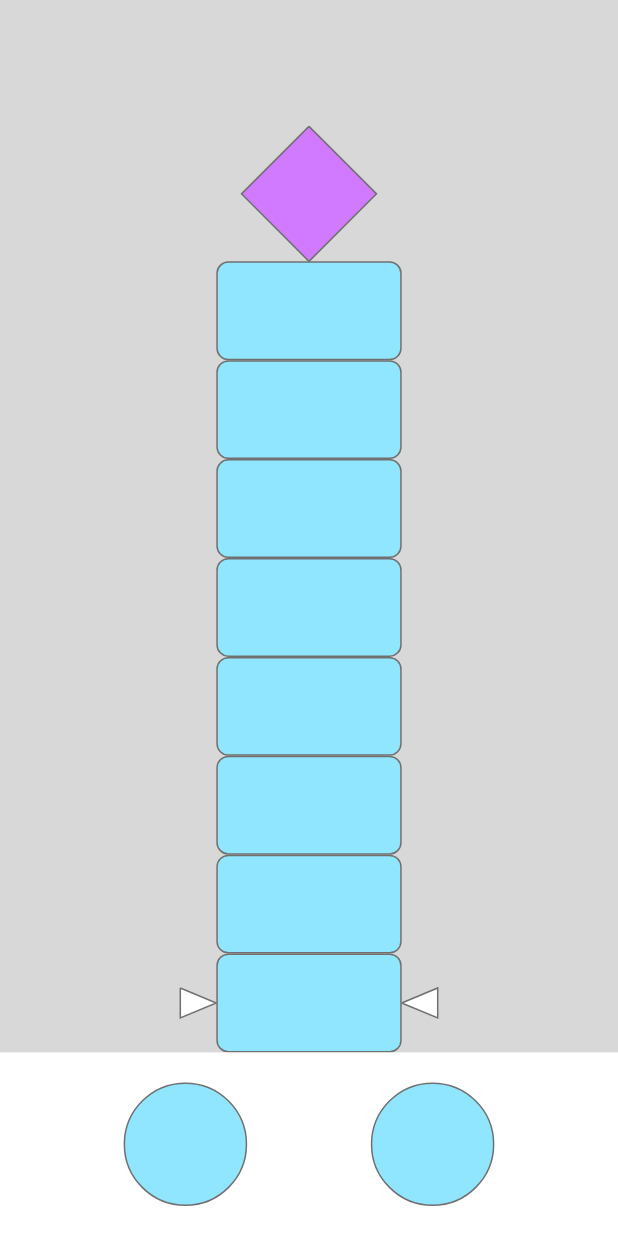
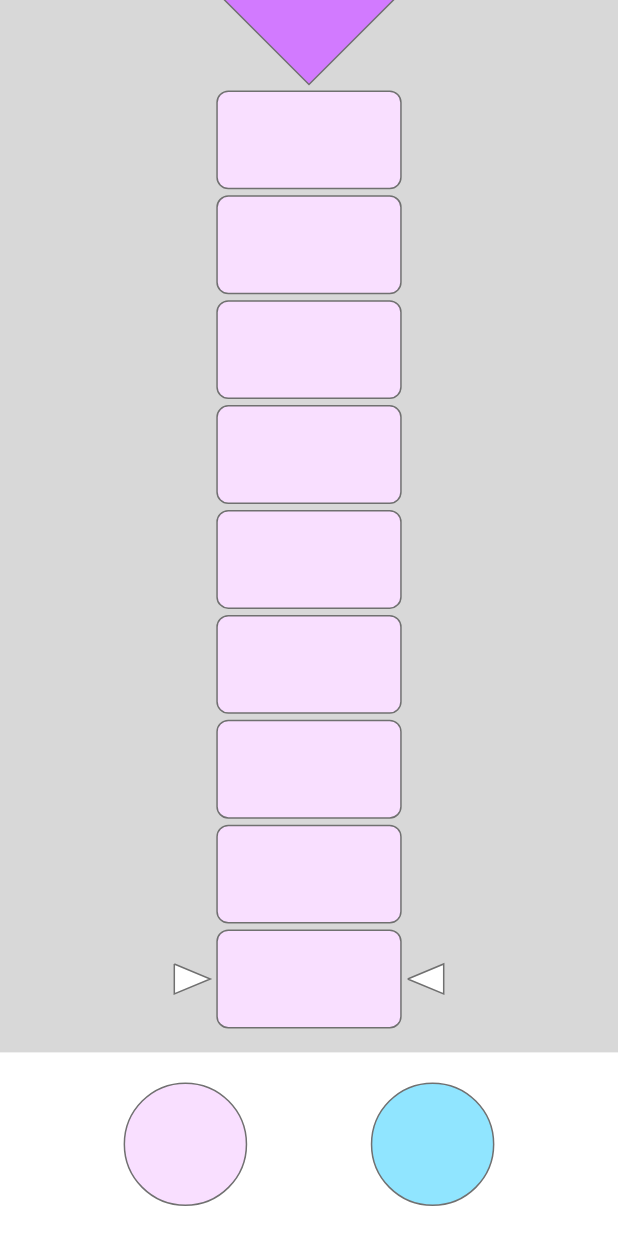
Before and after one commit to iEmDevX/tower-block-test, a Flutter app: the screen it shows after launch, on a phone screen of 412 x 824 dp. Run offline on Flutter 3.47's test engine with Material 2 defaults, Android fonts, the phone set to English and light mode, and no system bars; our stand-ins replace auto_size_text; missing offline and left inert: dart:ffi.

Commit message:
- add drop block - dialog

```diff
--- /dev/null
+++ b/lib/const/img_path_const.dart
@@ -0,0 +1,3 @@
+class ImgPathConst {
+  static const String dialogBG = "assets/images/monstr.png";
+}
--- a/lib/main.dart
+++ b/lib/main.dart
@@ -1,12 +1,10 @@
 import 'package:flutter/material.dart';
-import 'package:tower_block_test/color_constant.dart';
-import 'package:tower_block_test/shape/custom_paint/daimond_shape_cp.dart';
-import 'package:tower_block_test/shape/custom_paint/triangle_shape_cp.dart';
+import 'package:provider/provider.dart';
+import 'package:tower_block_test/const/color_constant.dart';
 import 'package:tower_block_test/shape/widget/circle_shape_wg.dart';
-import 'package:tower_block_test/shape/widget/daimond_shape_wg.dart';
-import 'package:tower_block_test/shape/widget/square_shape_wg.dart';
-import 'package:tower_block_test/shape/widget/triangle_shape_wg.dart';
-import 'package:tower_block_test/widget/Common/orientation_layout.dart';
+import 'package:tower_block_test/state_manage/block_pvd.dart';
+import 'package:tower_block_test/state_manage/size_block_pvd.dart';
+import 'package:tower_block_test/widget/project/arrow_selected_wg.dart';
 import 'package:tower_block_test/widget/project/select_block_wg.dart';
 
 void main() {
@@ -23,7 +21,16 @@
       theme: ThemeData(
         primarySwatch: Colors.blue,
       ),
-      home: const MainUI(),
+      home: MultiProvider(
+        providers: [
+          ChangeNotifierProvider(
+            create: (_) => BlockPVD()..init(),
+            lazy: false,
+          ),
+          ChangeNotifierProvider(create: (_) => SizeBlockPVD()),
+        ],
+        child: const MainUI(),
+      ),
     );
   }
 }
@@ -33,39 +40,28 @@
 
   @override
   Widget build(BuildContext context) {
+    var child = context.watch<BlockPVD>().child;
+    var colors = context.read<BlockPVD>().colors;
+
     return Scaffold(
       backgroundColor: ColorConstatnt.grayBG,
       body: SelectBlockWG(
-        child: Expanded(
-          child: SingleChildScrollView(
-            reverse: true,
-            child: Column(
-              mainAxisAlignment: MainAxisAlignment.end,
-              children: [
-                const DaimondShapeWG(),
-                const SquareShapeWG(),
-                const SquareShapeWG(),
-                const SquareShapeWG(),
-                const SquareShapeWG(),
-                const SquareShapeWG(),
-                const SquareShapeWG(),
-                const SquareShapeWG(),
-                Row(
-                  mainAxisAlignment: MainAxisAlignment.center,
-                  children: const [
-                    TrianglrShapeWG(),
-                    SquareShapeWG(),
-                    TrianglrShapeWG(triangleShape: TriangleShape.baseRight),
-                  ],
-                ),
-              ],
-            ),
-          ),
+        child: ListView.builder(
+          padding: const EdgeInsets.only(bottom: 14),
+          shrinkWrap: true,
+          reverse: true,
+          itemCount: child.length,
+          itemBuilder: (context, index) {
+            return Padding(
+              padding: const EdgeInsets.all(2.0),
+              child: index == 0 ? ArrowSelectWG(child: child[index]) : child[index],
+            );
+          },
         ),
-        selectButtons: const [
-          CircleShapeWG(),
-          CircleShapeWG(),
-        ],
+        selectButtons: colors.map((color) {
+          var index = colors.indexOf(color);
+          return CircleShapeWG(fillColor: color, indexBtn: index);
+        }).toList(),
       ),
     );
   }
--- a/lib/shape/custom_paint/daimond_shape_cp.dart
+++ b/lib/shape/custom_paint/daimond_shape_cp.dart
@@ -1,5 +1,5 @@
 import 'package:flutter/material.dart';
-import 'package:tower_block_test/color_constant.dart';
+import 'package:tower_block_test/const/color_constant.dart';
 
 class DiamondPainter extends CustomPainter {
   final Color strokeColor;
--- a/lib/shape/custom_paint/triangle_shape_cp.dart
+++ b/lib/shape/custom_paint/triangle_shape_cp.dart
@@ -1,5 +1,5 @@
 import 'package:flutter/material.dart';
-import 'package:tower_block_test/color_constant.dart';
+import 'package:tower_block_test/const/color_constant.dart';
 
 enum TriangleShape { baseLeft, baseRight }
 
--- /dev/null
+++ b/lib/shape/shape_super.dart
@@ -0,0 +1,7 @@
+import 'package:flutter/material.dart';
+
+abstract class ShapeSuper {
+  abstract final Color color;
+  bool isSpecialShape = false;
+  Future<void> destoyBlock();
+}
--- a/lib/shape/widget/circle_shape_wg.dart
+++ b/lib/shape/widget/circle_shape_wg.dart
@@ -1,8 +1,18 @@
 import 'package:flutter/material.dart';
-import 'package:tower_block_test/color_constant.dart';
+import 'package:tower_block_test/const/color_constant.dart';
+import 'package:tower_block_test/state_manage/block_pvd.dart';
+import 'package:provider/provider.dart';
+import 'package:tower_block_test/state_manage/size_block_pvd.dart';
 
 class CircleShapeWG extends StatelessWidget {
-  const CircleShapeWG({Key? key}) : super(key: key);
+  final Color fillColor;
+  final int indexBtn;
+
+  const CircleShapeWG({
+    Key? key,
+    required this.fillColor,
+    required this.indexBtn,
+  }) : super(key: key);
 
   @override
   Widget build(BuildContext context) {
@@ -11,13 +21,25 @@ class CircleShapeWG extends StatelessWidget {
 
     var diameter = MediaQuery.of(context).orientation == Orientation.landscape ? width * 0.1 : height * 0.1;
 
-    return Container(
-      height: diameter,
-      width: diameter,
-      decoration: BoxDecoration(
-        color: ColorConstatnt.blue,
-        shape: BoxShape.circle,
-        border: Border.all(color: ColorConstatnt.border),
+    return GestureDetector(
+      // onLongPressStart: (LongPressStartDetails startDetails) {
+      //   context.read<BlockPVD>().onTab(fillColor);
+      // },
+      onTapDown: (_) {
+        // context.read<BlockPVD>().startCountTime(fillColor, indexBtn, context);
+        context.read<SizeBlockPVD>().printKey();
+      },
+      onTapUp: (_) {
+        context.read<BlockPVD>().endCountTime(indexBtn);
+      },
+      child: Container(
+        height: diameter,
+        width: diameter,
+        decoration: BoxDecoration(
+          color: fillColor,
+          shape: BoxShape.circle,
+          border: Border.all(color: ColorConstatnt.border),
+        ),
       ),
     );
   }
--- a/lib/shape/widget/daimond_shape_wg.dart
+++ b/lib/shape/widget/daimond_shape_wg.dart
@@ -1,22 +1,41 @@
 import 'package:flutter/material.dart';
-import 'package:tower_block_test/color_constant.dart';
+import 'package:tower_block_test/const/color_constant.dart';
 import 'package:tower_block_test/shape/custom_paint/daimond_shape_cp.dart';
+import 'package:tower_block_test/shape/shape_super.dart';
 
-class DaimondShapeWG extends StatelessWidget {
-  const DaimondShapeWG({Key? key}) : super(key: key);
+// ignore: must_be_immutable
+class DaimondShapeWG extends StatelessWidget with ShapeSuper {
+  DaimondShapeWG({
+    Key? key,
+    required this.color,
+  }) : super(key: key);
+
+  @override
+  final Color color;
+
+  @override
+  Future<void> destoyBlock() async {
+    return;
+  }
 
   @override
   Widget build(BuildContext context) {
-    return CustomPaint(
+    isSpecialShape = true;
+    return Row(
+      mainAxisAlignment: MainAxisAlignment.center,
+      children: [
+        CustomPaint(
           painter: DiamondPainter(
             strokeColor: ColorConstatnt.border,
-        fillColor: ColorConstatnt.purple,
+            fillColor: color,
             strokeWidth: 1,
           ),
           child: const SizedBox(
-        height: 90,
-        width: 90,
+            height: 150,
+            width: 150,
           ),
+        ),
+      ],
     );
   }
 }
--- a/lib/shape/widget/square_shape_wg.dart
+++ b/lib/shape/widget/square_shape_wg.dart
@@ -1,24 +1,50 @@
+import 'dart:ffi';
+
 import 'package:flutter/material.dart';
-import 'package:tower_block_test/color_constant.dart';
+import 'package:tower_block_test/const/color_constant.dart';
+import 'package:tower_block_test/shape/shape_super.dart';
+import 'package:provider/provider.dart';
+import 'package:tower_block_test/state_manage/size_block_pvd.dart';
 
-class SquareShapeWG extends StatelessWidget {
-  const SquareShapeWG({Key? key}) : super(key: key);
+// ignore: must_be_immutable
+class SquareShapeWG extends StatelessWidget with ShapeSuper {
+  SquareShapeWG({
+    Key? key,
+    required this.color,
+  }) : super(key: key);
+
+  @override
+  final Color color;
+
+  set color(Color _color) {}
+
+  @override
+  Future<void> destoyBlock() async {
+    return;
+  }
 
   @override
   Widget build(BuildContext context) {
     var height = MediaQuery.of(context).size.height;
     var width = MediaQuery.of(context).size.width;
 
+    double widthGray = context.watch<SizeBlockPVD>().grayWidth * 0.3;
+
     var heightSquare = MediaQuery.of(context).orientation == Orientation.landscape ? width * 0.08 : height * 0.08;
 
-    return Container(
-      height: heightSquare,
-      width: width * 0.3,
-      decoration: BoxDecoration(
-        color: ColorConstatnt.blue,
-        border: Border.all(color: ColorConstatnt.border),
-        borderRadius: BorderRadius.circular(8),
-      ),
+    return Row(
+      mainAxisAlignment: MainAxisAlignment.center,
+      children: [
+        Container(
+          height: heightSquare,
+          width: widthGray,
+          decoration: BoxDecoration(
+            color: color,
+            border: Border.all(color: ColorConstatnt.border),
+            borderRadius: BorderRadius.circular(8),
+          ),
+        ),
+      ],
     );
   }
 }
--- /dev/null
+++ b/lib/state_manage/size_block_pvd.dart
@@ -0,0 +1,18 @@
+import 'package:flutter/material.dart';
+
+class SizeBlockPVD with ChangeNotifier {
+  double grayWidth = 0;
+  GlobalKey? _grayBlockKey;
+  GlobalKey setGrayBlockKey(grayBlockKey) => _grayBlockKey = grayBlockKey;
+
+  Size? get getSizeGrayBlock => _grayBlockKey?.currentContext?.size;
+
+  printKey() {
+    print(_grayBlockKey);
+  }
+
+  setGrayWidth() {
+    grayWidth = getSizeGrayBlock?.width ?? 0;
+    notifyListeners();
+  }
+}
--- /dev/null
+++ b/lib/widget/project/arrow_selected_wg.dart
@@ -0,0 +1,30 @@
+import 'package:flutter/material.dart';
+import 'package:tower_block_test/shape/custom_paint/triangle_shape_cp.dart';
+import 'package:tower_block_test/shape/widget/triangle_shape_wg.dart';
+
+class ArrowSelectWG extends StatelessWidget {
+  final Widget child;
+
+  const ArrowSelectWG({
+    Key? key,
+    required this.child,
+  }) : super(key: key);
+
+  @override
+  Widget build(BuildContext context) {
+    return Row(
+      mainAxisAlignment: MainAxisAlignment.center,
+      children: [
+        const Padding(
+          padding: EdgeInsets.only(right: 4),
+          child: TrianglrShapeWG(),
+        ),
+        child,
+        const Padding(
+          padding: EdgeInsets.only(left: 4),
+          child: TrianglrShapeWG(triangleShape: TriangleShape.baseRight),
+        ),
+      ],
+    );
+  }
+}
--- a/lib/widget/project/select_block_wg.dart
+++ b/lib/widget/project/select_block_wg.dart
@@ -1,32 +1,51 @@
 import 'package:flutter/material.dart';
+import 'package:tower_block_test/state_manage/block_pvd.dart';
+import 'package:tower_block_test/state_manage/size_block_pvd.dart';
 import 'package:tower_block_test/widget/Common/orientation_layout.dart';
+import 'package:provider/provider.dart';
 
-class SelectBlockWG extends StatelessWidget {
+class SelectBlockWG extends StatefulWidget {
   final Widget child;
   final List<Widget> selectButtons;
 
-  const SelectBlockWG({
+  SelectBlockWG({
     Key? key,
     required this.child,
     required this.selectButtons,
   }) : super(key: key);
 
   @override
+  State<SelectBlockWG> createState() => _SelectBlockWGState();
+}
+
+class _SelectBlockWGState extends State<SelectBlockWG> {
+  GlobalKey keyGray = GlobalKey();
+
+  @override
+  void initState() {
+    WidgetsBinding.instance!.addPostFrameCallback((_) => context.read<SizeBlockPVD>().setGrayWidth());
+    super.initState();
+  }
+
+  @override
   Widget build(BuildContext context) {
-    var len = selectButtons.length;
-
+    var len = widget.selectButtons.length;
+    context.read<SizeBlockPVD>().setGrayBlockKey(keyGray);
     return OrientationLayout(
       portrait: Column(
         children: [
           Expanded(
-            child: child,
+            child: Container(
+              key: keyGray,
+              child: widget.child,
+            ),
           ),
           Container(
             padding: const EdgeInsets.symmetric(vertical: 20),
             color: Colors.white,
             child: Row(
               mainAxisAlignment: MainAxisAlignment.spaceEvenly,
-              children: selectButtons,
+              children: widget.selectButtons,
             ),
           ),
         ],
@@ -38,16 +57,21 @@ class SelectBlockWG extends StatelessWidget {
             color: Colors.white,
             child: Column(
               mainAxisAlignment: MainAxisAlignment.end,
-              children: selectButtons.getRange(0, len ~/ 2).toList(),
+              children: widget.selectButtons.getRange(0, len ~/ 2).toList(),
             ),
           ),
-          child,
+          Expanded(
+            child: Container(
+              key: keyGray,
+              child: widget.child,
+            ),
+          ),
           Container(
             padding: const EdgeInsets.symmetric(vertical: 20, horizontal: 20),
             color: Colors.white,
             child: Column(
               mainAxisAlignment: MainAxisAlignment.end,
-              children: selectButtons.getRange(len ~/ 2, len).toList(),
+              children: widget.selectButtons.getRange(len ~/ 2, len).toList(),
             ),
           ),
         ],
```
Also changed, not shown: lib/state_manage/block_pvd.dart (added, +120 -0 lines), lib/widget/project/dialog.dart (added, +136 -0 lines), pubspec.yaml (+6 -2 lines), assets/images/monstr.png (added), lib/const/color_constant.dart (renamed from lib/color_constant.dart), pubspec.lock. Lines whose indentation alone changed are shown as unchanged.
